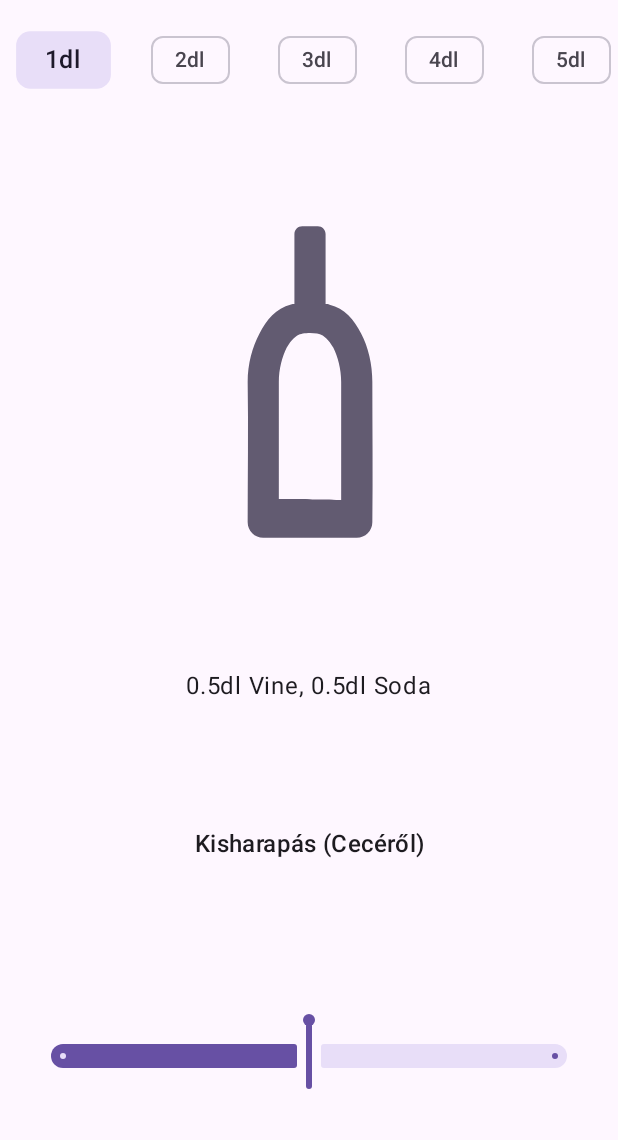
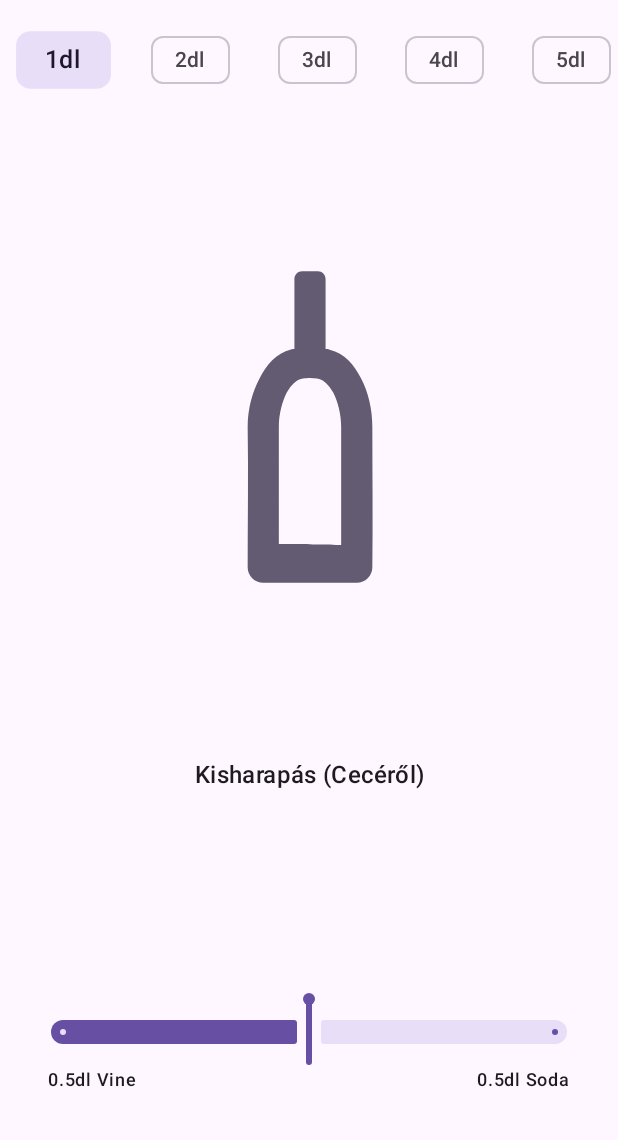
Before and after one commit to WholesomeWare/Froccs, an Android app built with Jetpack Compose: the screen it shows after launch (MainActivity), after a tap on an icon or button, on a phone screen of 412 x 824 dp, the part 96-1236 px from its top. Run offline under Robolectric (Android 15) with nearby library versions, the phone set to English and light mode, and no system bars.

```diff
--- a/app/build.gradle.kts
+++ b/app/build.gradle.kts
@@ -11,8 +11,8 @@ android {
         applicationId = "com.csakitheone.froccs"
         minSdk = 24
         targetSdk = 34
-        versionCode = 11
-        versionName = "2.0"
+        versionCode = 12
+        versionName = "2.1"
 
         testInstrumentationRunner = "androidx.test.runner.AndroidJUnitRunner"
         vectorDrawables {
--- a/app/src/main/java/com/csakitheone/froccs/MainActivity.kt
+++ b/app/src/main/java/com/csakitheone/froccs/MainActivity.kt
@@ -36,6 +36,7 @@ import androidx.compose.ui.Modifier
 import androidx.compose.ui.draw.clip
 import androidx.compose.ui.graphics.graphicsLayer
 import androidx.compose.ui.platform.LocalContext
+import androidx.compose.ui.res.painterResource
 import androidx.compose.ui.res.stringResource
 import androidx.compose.ui.text.style.TextAlign
 import androidx.compose.ui.tooling.preview.Preview
@@ -48,6 +49,7 @@ import com.csakitheone.froccs.ui.components.RecipeView
 import com.csakitheone.froccs.ui.components.TabFroccs
 import com.csakitheone.froccs.ui.components.VineBottle
 import com.csakitheone.froccs.ui.theme.FröccsTheme
+import com.csakitheone.wholesomeware_brand.WholesomeWare
 import kotlinx.coroutines.launch
 import kotlin.math.roundToInt
 
@@ -200,7 +202,20 @@ class MainActivity : ComponentActivity() {
                                             onClick = {
                                                 isCoasterWarningDialogVisible = true
                                                 isMenuOpen = false
-                                            }
+                                            },
+                                        )
+                                        DropdownMenuItem(
+                                            text = { Text(stringResource(id = R.string.more_apps)) },
+                                            leadingIcon = {
+                                                Icon(
+                                                    painterResource(id = com.csakitheone.wholesomeware_brand.R.drawable.ic_wholesomeware),
+                                                    contentDescription = null,
+                                                )
+                                            },
+                                            onClick = {
+                                                WholesomeWare.openPlayStore(this@MainActivity)
+                                                isMenuOpen = false
+                                            },
                                         )
                                     }
                                 }
@@ -246,15 +261,6 @@ class MainActivity : ComponentActivity() {
                                 fullness = glassSize / 10f,
                             )
 
-                            Text(
-                                modifier = Modifier.padding(16.dp),
-                                text = "${amountVine}dl ${stringResource(id = R.string.ingredient_vine)}, ${amountSoda}dl ${
-                                    stringResource(
-                                        id = R.string.ingredient_soda
-                                    )
-                                }".replace(".0", "")
-                            )
-
                             AnimatedContent(targetState = recipe) {
                                 Text(
                                     modifier = Modifier.padding(16.dp),
@@ -268,7 +274,7 @@ class MainActivity : ComponentActivity() {
                                 modifier = Modifier.padding(32.dp),
                             ) {
                                 Box(
-                                    modifier = Modifier.offset(y = 4.dp),
+                                    modifier = Modifier.offset(y = 6.dp),
                                     contentAlignment = Alignment.Center,
                                 ) {
                                     Data.getRecipes()
@@ -298,6 +304,22 @@ class MainActivity : ComponentActivity() {
                                     onValueChange = { ingredientsRatio = it },
                                     steps = glassSize * 2 - 1,
                                 )
+
+                                Row(
+                                    modifier = Modifier.fillMaxWidth(),
+                                    horizontalArrangement = Arrangement.SpaceBetween,
+                                ) {
+                                    Text(
+                                        text = "${amountVine}dl ${stringResource(id = R.string.ingredient_vine)}"
+                                            .replace(".0", ""),
+                                        style = MaterialTheme.typography.labelMedium,
+                                    )
+                                    Text(
+                                        text = "${amountSoda}dl ${stringResource(id = R.string.ingredient_soda)}"
+                                            .replace(".0", ""),
+                                        style = MaterialTheme.typography.labelMedium,
+                                    )
+                                }
                             }
                         }
 
--- a/app/src/main/res/values/strings.xml
+++ b/app/src/main/res/values/strings.xml
@@ -12,8 +12,7 @@
 
     <!-- Main -->
     <string name="main_tab_recipes">Recipes</string>
-
-    <string name="add_to_cellar">Add it to the cellar</string>
+    <string name="more_apps">More apps</string>
 
     <!-- Coaster -->
     <string name="coaster">Coaster</string>
```
Also changed, not shown: app/src/main/java/com/csakitheone/froccs/CoasterActivity.kt (+54 -13 lines), 1 other file.
